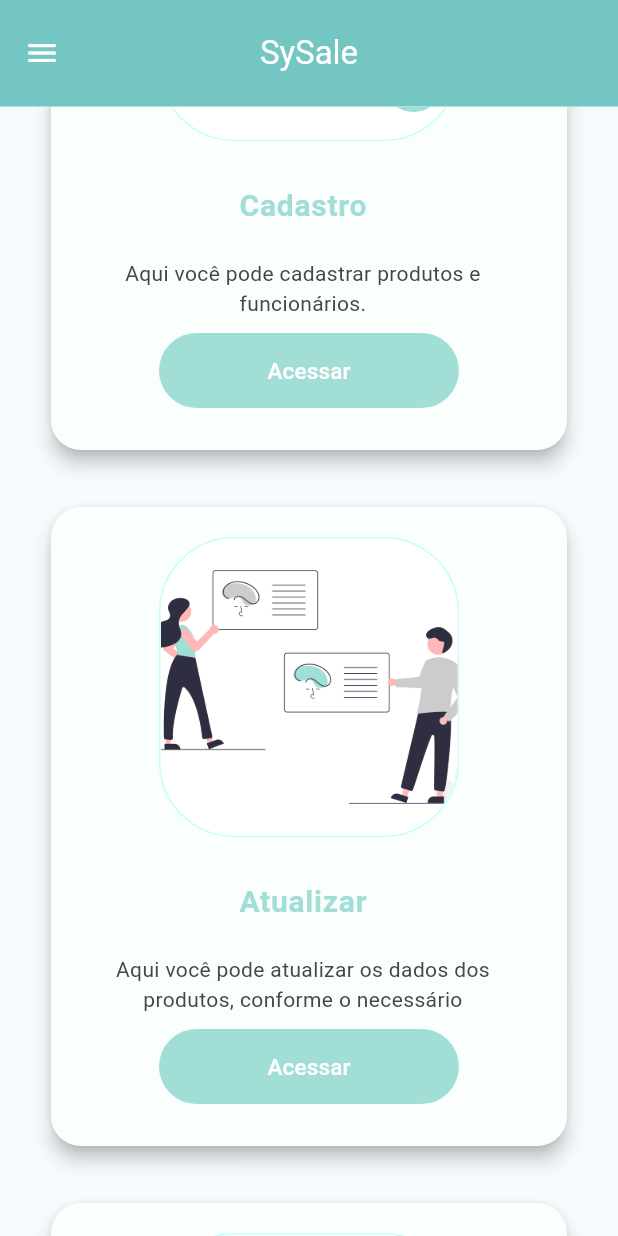
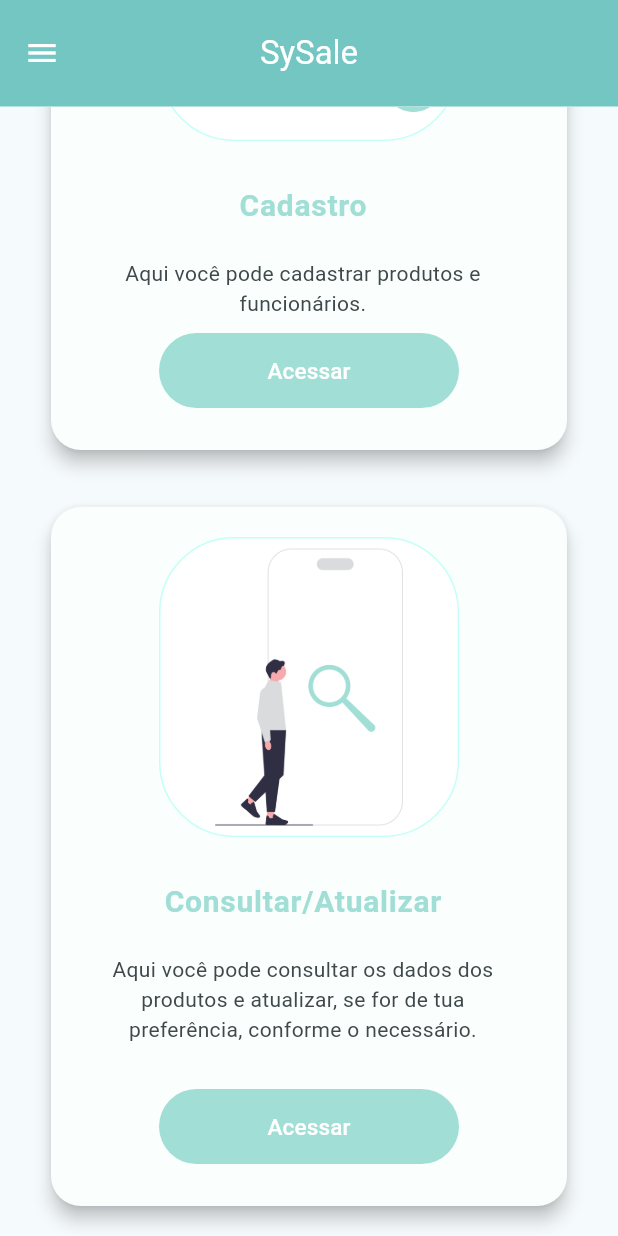
Before and after one commit to niz25/flutter_dart, a Flutter app: the MyHomePage screen opened directly with empty values, scrolled down 576 dp, on a phone screen of 412 x 824 dp. Run offline on Flutter 3.47's test engine with Material 3 defaults, Android fonts, the phone set to English and light mode, and no system bars.

Commit message:
Página de Consulta (Apenas o visual, sem nenhuma função pronta) - Arrumar a tabela e fazer a parte de atualizar

```diff
--- a/analysis_options.yaml
+++ b/analysis_options.yaml
@@ -9,9 +9,11 @@
 # packages, and plugins designed to encourage good coding practices.
 analyzer:
   errors:
+    deprecated_member_use: ignore
     prefer_const_constructors: ignore
     prefer_const_literals_to_create_immutables: ignore
     prefer_interpolation_to_compose_strings: ignore ignore
+    sized_box_for_whitespace: ignore
     unnecessary_this: ignore
 include: package:flutter_lints/flutter.yaml
 
--- a/lib/home.dart
+++ b/lib/home.dart
@@ -1,8 +1,7 @@
-// ignore_for_file: prefer_const_constructors, prefer_const_literals_to_create_immutables, prefer_interpolation_to_compose_strings, sort_child_properties_last
+// ignore_for_file: prefer_const_constructors, prefer_const_literals_to_create_immutables, prefer_interpolation_to_compose_strings, sort_child_properties_last, sized_box_for_whitespace
 
 import 'package:flutter/material.dart';
 import 'package:sysale/_cadastrar.dart';
-import 'package:sysale/atualizar.dart';
 import 'package:sysale/bemvindos.dart';
 import 'package:sysale/consultar.dart';
 
@@ -15,10 +14,9 @@ class MyHomePage extends StatefulWidget {
 }
 
 class _MyHomePageState extends State<MyHomePage> {
-  // String user = "";
+
   @override
   Widget build(BuildContext context) {
-    // mostra();
     return Scaffold(
       appBar: AppBar(
         backgroundColor: const Color.fromRGBO(126, 206, 202, 1),
@@ -75,17 +73,8 @@ class _MyHomePageState extends State<MyHomePage> {
             ),
 
             ListTile(
-              leading: Icon(Icons.pending_actions_rounded),
-              title: Text('Atualizar'),
-              onTap: () {
-                Navigator.push(context,
-                    MaterialPageRoute(builder: (context) => MyAtualizar()));
-              },
-            ),
-
-            ListTile(
               leading: Icon(Icons.search),
-              title: Text('Consultar'),
+              title: Text('Consultar/Atualizar'),
               onTap: () {
                 Navigator.push(context,
                     MaterialPageRoute(builder: (context) => MyConsulta()));
@@ -306,94 +295,6 @@ class _MyHomePageState extends State<MyHomePage> {
                         child: ClipRRect(
                           borderRadius: BorderRadius.circular(50),
                           child: Image.asset(
-                            'assets/images/home3.png',
-                            fit: BoxFit.cover,
-                          ),
-                        ),
-                        decoration: BoxDecoration(
-                            borderRadius: BorderRadius.all(Radius.circular(50)),
-                            border: Border.all(
-                                color: Color.fromARGB(255, 196, 255, 247))),
-                      ),
-                      SizedBox(
-                        height: 70,
-                        child: ListTile(
-                          //leading: Image.asset('assets/images/items.png', height: 200,),
-                          title: Center(
-                            child: Text(
-                              "Atualizar",
-                              style: TextStyle(
-                                  fontSize: 20,
-                                  fontWeight: FontWeight.bold,
-                                  color: Color.fromARGB(255, 160, 222, 214)),
-                            ),
-                          ),
-
-                          subtitle: Text(
-                            "Aqui você pode atualizar os dados dos produtos, conforme o necessário",
-                            textAlign: TextAlign.center,
-                          ),
-                        ),
-                      ),
-                      SizedBox(
-                        height: 50,
-                      ),
-                      ButtonBar(
-                        alignment: MainAxisAlignment.center,
-                        children: [
-                          //adiciona os botões
-                          TextButton(
-                            onPressed: () {
-                              Navigator.push(
-                                  context,
-                                  MaterialPageRoute(
-                                      builder: (context) => MyAtualizar()));
-                            },
-                            child: Text(
-                              "Acessar",
-                              style:
-                                  TextStyle(fontSize: 15, color: Colors.white),
-                            ),
-                            style: ButtonStyle(
-                              backgroundColor: MaterialStatePropertyAll(
-                                  const Color.fromARGB(255, 160, 222, 214)),
-                              minimumSize:
-                                  MaterialStatePropertyAll(Size(200, 50)),
-                            ),
-                          ),
-                        ],
-                      ),
-                    ],
-                  ),
-                ),
-              ),
-
-              SizedBox(
-                height: 30,
-              ),
-
-              Card(
-                color: Color.fromARGB(255, 250, 255, 253),
-                shape: RoundedRectangleBorder(
-                  borderRadius: BorderRadius.circular(20),
-                ),
-
-                //controla as sombras do card
-                elevation: 5,
-
-                child: Padding(
-                  padding: EdgeInsets.all(20),
-                  child: Column(
-                    //define o tamanho principal do widget
-                    mainAxisSize: MainAxisSize.min,
-                    children: [
-                      Container(
-                        width: 200,
-                        height: 200,
-                        //cobre todo o espaço disponível com a imagem
-                        child: ClipRRect(
-                          borderRadius: BorderRadius.circular(50),
-                          child: Image.asset(
                             'assets/images/home2.png',
                             fit: BoxFit.cover,
                           ),
@@ -409,7 +310,7 @@ class _MyHomePageState extends State<MyHomePage> {
                           //leading: Image.asset('assets/images/items.png', height: 200,),
                           title: Center(
                             child: Text(
-                              "Consultar",
+                              "Consultar/Atualizar",
                               style: TextStyle(
                                   fontSize: 20,
                                   fontWeight: FontWeight.bold,
@@ -418,13 +319,13 @@ class _MyHomePageState extends State<MyHomePage> {
                           ),
 
                           subtitle: Text(
-                            "Aqui você pode consultar os dados dos produtos, conforme o necessário",
+                            "Aqui você pode consultar os dados dos produtos e atualizar, se for de tua preferência, conforme o necessário.",
                             textAlign: TextAlign.center,
                           ),
                         ),
                       ),
                       SizedBox(
-                        height: 50,
+                        height: 90,
                       ),
                       ButtonBar(
                         alignment: MainAxisAlignment.center,
```
Also changed, not shown: lib/atualizar.dart (deleted, +0 -26 lines), lib/consultar.dart (+119 -113 lines), lib/paginaconsulta.dart (added, +241 -0 lines).
